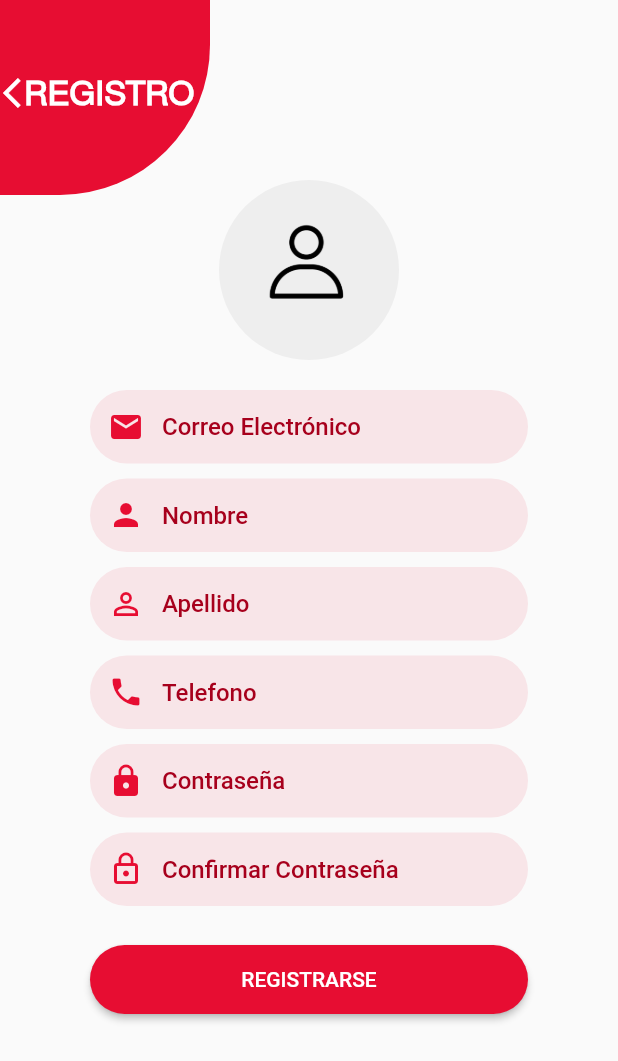
After one commit to Harold21Mtz/programacion_dispositivos_moviles, a Flutter app: the screen it shows after launch, after a tap on "Registrate", on a phone screen of 412 x 824 dp. The commit adds this screen. Shown: the top 1061 px of the screen. Run offline on Flutter 3.47's test engine with Material 2 defaults, Android fonts, the phone set to English and light mode, and no system bars; our stand-ins replace lottie.

Commit message:
Clase 29/03/2023 falta implementar la base de datos

```diff
--- a/lib/main.dart
+++ b/lib/main.dart
@@ -1,7 +1,7 @@
 import 'package:flutter/material.dart';
 import 'package:delivery/src/utils/my_colors.dart';
 import 'package:delivery/src/login/login_page.dart';
-
+import 'package:delivery/src/register/register_page.dart';
 
 void main() {
   runApp(MyApp());
@@ -13,15 +13,19 @@ class MyApp extends StatefulWidget {
   @override
   _MyAppState createState() => _MyAppState();
 }
-class _MyAppState extends State<MyApp>{
+
+class _MyAppState extends State<MyApp> {
   @override
   Widget build(BuildContext context) {
     return MaterialApp(
       debugShowCheckedModeBanner: false,
       title: 'Delivery App Flutter',
       initialRoute: 'login',
-      routes: {'login': (BuildContext context) => LoginPage()},
-      theme: ThemeData(primaryColor:  MyColors.primaryColor),
+      routes: {
+        'login': (BuildContext context) => LoginPage(),
+        'register': (BuildContext context) => RegisterPage()
+      },
+      theme: ThemeData(primaryColor: MyColors.primaryColor),
     );
   }
 }
--- /dev/null
+++ b/lib/src/login/login_controller.dart
@@ -0,0 +1,23 @@
+import 'package:flutter/material.dart';
+
+class LoginController {
+  BuildContext? context;
+  TextEditingController emailController = new TextEditingController();
+  TextEditingController passwordController = new TextEditingController();
+
+  Future? init(BuildContext context) {
+    this.context = context;
+  }
+
+  void goToRegisterPage() {
+    Navigator.pushNamed(context!, 'register');
+  }
+
+  void login() {
+    String email = emailController.text.trim();
+    String password = passwordController.text.trim();
+
+    print('Email $email');
+    print('Password $password');
+  }
+}
--- a/lib/src/login/login_page.dart
+++ b/lib/src/login/login_page.dart
@@ -1,5 +1,7 @@
+import 'package:delivery/src/login/login_controller.dart';
 import 'package:delivery/src/utils/my_colors.dart';
 import 'package:flutter/material.dart';
+import 'package:flutter/scheduler.dart';
 import 'package:lottie/lottie.dart';
 
 class LoginPage extends StatefulWidget {
@@ -10,6 +12,15 @@ class LoginPage extends StatefulWidget {
 }
 
 class _LoginPageState extends State<LoginPage> {
+  LoginController _con = new LoginController();
+  @override
+  void initState() {
+    super.initState();
+    SchedulerBinding.instance!.addPersistentFrameCallback((timeStamp) {
+      _con.init(context);
+    });
+  }
+
   @override
   Widget build(BuildContext context) {
     return Scaffold(
@@ -61,6 +72,8 @@ class _LoginPageState extends State<LoginPage> {
           color: MyColors.primaryOpacityColor,
           borderRadius: BorderRadius.circular(30)),
       child: TextField(
+        controller: _con.emailController,
+        keyboardType: TextInputType.emailAddress,
         decoration: InputDecoration(
             hintText: 'Correo Electrónico',
             hintStyle: TextStyle(color: MyColors.primaryColorDark),
@@ -81,6 +94,8 @@ class _LoginPageState extends State<LoginPage> {
           color: MyColors.primaryOpacityColor,
           borderRadius: BorderRadius.circular(30)),
       child: TextField(
+        obscureText: true,
+        controller: _con.passwordController,
         decoration: InputDecoration(
             hintText: 'Contraseña',
             hintStyle: TextStyle(color: MyColors.primaryColorDark),
@@ -99,7 +114,7 @@ class _LoginPageState extends State<LoginPage> {
       width: double.infinity,
       margin: EdgeInsets.symmetric(horizontal: 60, vertical: 20),
       child: ElevatedButton(
-        onPressed: () {},
+        onPressed: _con.login,
         child: Text('INGRESAR'),
         style: ElevatedButton.styleFrom(
             backgroundColor: MyColors.primaryColor,
@@ -118,13 +133,16 @@ class _LoginPageState extends State<LoginPage> {
           'No tienes Cuenta',
           style: TextStyle(color: MyColors.primaryColor),
         ),
-        const SizedBox(
-          width: 15,
+        SizedBox(
+          width: 10,
         ),
-        Text(
-          'Registrate',
-          style: TextStyle(
-              color: MyColors.primaryColor, fontWeight: FontWeight.bold),
+        GestureDetector(
+          onTap: _con.goToRegisterPage,
+          child: Text(
+            'Registrate',
+            style: TextStyle(
+                color: MyColors.primaryColor, fontWeight: FontWeight.bold),
+          ),
         )
       ],
     );
--- /dev/null
+++ b/lib/src/register/register_controller.dart
@@ -0,0 +1,31 @@
+import 'package:flutter/material.dart';
+
+class RegisterController {
+  BuildContext? context;
+  TextEditingController emailController = new TextEditingController();
+  TextEditingController nameController = new TextEditingController();
+  TextEditingController lastNameController = new TextEditingController();
+  TextEditingController phoneController = new TextEditingController();
+  TextEditingController passController = new TextEditingController();
+  TextEditingController confirmPassController = new TextEditingController();
+
+  Future? init(BuildContext context) {
+    this.context = context;
+  }
+
+  void register() {
+    String email = emailController.text.trim();
+    String name = nameController.text;
+    String lastName = lastNameController.text;
+    String phone = phoneController.text.trim();
+    String pass = passController.text.trim();
+    String confirmPass = confirmPassController.text.trim();
+
+    print(email);
+    print(name);
+    print(lastName);
+    print(phone);
+    print(pass);
+    print(confirmPass);
+  }
+}
--- /dev/null
+++ b/lib/src/register/register_page.dart
@@ -0,0 +1,244 @@
+import 'package:flutter/material.dart';
+import 'package:delivery/src/utils/my_colors.dart';
+import 'package:delivery/src/register/register_controller.dart';
+import 'package:flutter/scheduler.dart';
+
+class RegisterPage extends StatefulWidget {
+  RegisterPage({Key? key}) : super(key: key);
+  @override
+  _RegisterPageState createState() => _RegisterPageState();
+}
+
+class _RegisterPageState extends State<RegisterPage> {
+  RegisterController _con = new RegisterController();
+  @override
+  Widget build(BuildContext context) {
+    return Scaffold(
+      body: Container(
+        width: double.infinity,
+        child: Stack(
+          children: [
+            Positioned(
+              child: _circleRegister(),
+              top: -110,
+              left: -100,
+            ),
+            Positioned(
+              child: _textRegister(),
+              top: 52,
+              left: 16,
+            ),
+            Positioned(
+              child: _iconBack(),
+              top: 38,
+              left: -10,
+            ),
+            Container(
+              width: double.infinity,
+              margin: EdgeInsets.only(top: 120),
+              child: SingleChildScrollView(
+                child: Column(
+                  children: [
+                    _imageUser(),
+                    SizedBox(height: 15),
+                    _textFieldEmail(),
+                    _textFieldName(),
+                    _textFieldLastName(),
+                    _textFieldPhone(),
+                    _textFieldPassword(),
+                    _textFieldConfirmPassword(),
+                    _buttonRegister()
+                  ],
+                ),
+              ),
+            )
+          ],
+        ),
+      ),
+    );
+  }
+
+  Widget _imageUser() {
+    return CircleAvatar(
+      backgroundImage: AssetImage('assets/img/user_profile_2.png'),
+      radius: 60,
+      backgroundColor: Colors.grey[200],
+    );
+  }
+
+  Widget _circleRegister() {
+    return Container(
+        width: 240,
+        height: 240,
+        decoration: BoxDecoration(
+            borderRadius: BorderRadius.circular(100),
+            color: MyColors.primaryColor));
+  }
+
+  Widget _textFieldEmail() {
+    return Container(
+      margin: const EdgeInsets.symmetric(horizontal: 60, vertical: 5),
+      decoration: BoxDecoration(
+          color: MyColors.primaryOpacityColor,
+          borderRadius: BorderRadius.circular(30)),
+      child: TextField(
+        keyboardType: TextInputType.emailAddress,
+        controller: _con.emailController,
+        decoration: InputDecoration(
+            hintText: 'Correo Electrónico',
+            hintStyle: TextStyle(color: MyColors.primaryColorDark),
+            border: InputBorder.none,
+            contentPadding: EdgeInsets.all(15),
+            prefixIcon: Icon(
+              Icons.email,
+              color: MyColors.primaryColor,
+            )),
+      ),
+    );
+  }
+
+  Widget _textFieldName() {
+    return Container(
+      margin: const EdgeInsets.symmetric(horizontal: 60, vertical: 5),
+      decoration: BoxDecoration(
+          color: MyColors.primaryOpacityColor,
+          borderRadius: BorderRadius.circular(30)),
+      child: TextField(
+        controller: _con.nameController,
+        decoration: InputDecoration(
+            hintText: 'Nombre',
+            hintStyle: TextStyle(color: MyColors.primaryColorDark),
+            border: InputBorder.none,
+            contentPadding: EdgeInsets.all(15),
+            prefixIcon: Icon(
+              Icons.person,
+              color: MyColors.primaryColor,
+            )),
+      ),
+    );
+  }
+
+  Widget _textFieldLastName() {
+    return Container(
+      margin: const EdgeInsets.symmetric(horizontal: 60, vertical: 5),
+      decoration: BoxDecoration(
+          color: MyColors.primaryOpacityColor,
+          borderRadius: BorderRadius.circular(30)),
+      child: TextField(
+        controller: _con.lastNameController,
+        decoration: InputDecoration(
+            hintText: 'Apellido',
+            hintStyle: TextStyle(color: MyColors.primaryColorDark),
+            border: InputBorder.none,
+            contentPadding: EdgeInsets.all(15),
+            prefixIcon: Icon(
+              Icons.person_outline,
+              color: MyColors.primaryColor,
+            )),
+      ),
+    );
+  }
+
+  Widget _textFieldPhone() {
+    return Container(
+      margin: const EdgeInsets.symmetric(horizontal: 60, vertical: 5),
+      decoration: BoxDecoration(
+          color: MyColors.primaryOpacityColor,
+          borderRadius: BorderRadius.circular(30)),
+      child: TextField(
+        keyboardType: TextInputType.phone,
+        controller: _con.phoneController,
+        decoration: InputDecoration(
+            hintText: 'Telefono',
+            hintStyle: TextStyle(color: MyColors.primaryColorDark),
+            border: InputBorder.none,
+            contentPadding: EdgeInsets.all(15),
+            prefixIcon: Icon(
+              Icons.phone,
+              color: MyColors.primaryColor,
+            )),
+      ),
+    );
+  }
+
+  Widget _textFieldPassword() {
+    return Container(
+      margin: const EdgeInsets.symmetric(horizontal: 60, vertical: 5),
+      decoration: BoxDecoration(
+          color: MyColors.primaryOpacityColor,
+          borderRadius: BorderRadius.circular(30)),
+      child: TextField(
+        obscureText: true,
+        controller: _con.passController,
+        decoration: InputDecoration(
+            hintText: 'Contraseña',
+            hintStyle: TextStyle(color: MyColors.primaryColorDark),
+            border: InputBorder.none,
+            contentPadding: EdgeInsets.all(15),
+            prefixIcon: Icon(
+              Icons.lock,
+              color: MyColors.primaryColor,
+            )),
+      ),
+    );
+  }
+
+  Widget _textFieldConfirmPassword() {
+    return Container(
+      margin: const EdgeInsets.symmetric(horizontal: 60, vertical: 5),
+      decoration: BoxDecoration(
+          color: MyColors.primaryOpacityColor,
+          borderRadius: BorderRadius.circular(30)),
+      child: TextField(
+        obscureText: true,
+        controller: _con.confirmPassController,
+        decoration: InputDecoration(
+            hintText: 'Confirmar Contraseña',
+            hintStyle: TextStyle(color: MyColors.primaryColorDark),
+            border: InputBorder.none,
+            contentPadding: EdgeInsets.all(15),
+            prefixIcon: Icon(
+              Icons.lock_outline,
+              color: MyColors.primaryColor,
+            )),
+      ),
+    );
+  }
+
+  Widget _buttonRegister() {
+    return Container(
+      width: double.infinity,
+      margin: EdgeInsets.symmetric(horizontal: 60, vertical: 20),
+      child: ElevatedButton(
+        onPressed: _con.register,
+        child: Text('REGISTRARSE'),
+        style: ElevatedButton.styleFrom(
+            backgroundColor: MyColors.primaryColor,
+            shape:
+                RoundedRectangleBorder(borderRadius: BorderRadius.circular(30)),
+            padding: const EdgeInsets.symmetric(vertical: 15)),
+      ),
+    );
+  }
+
+  Widget _iconBack() {
+    return IconButton(
+        onPressed: () {},
+        icon: Icon(
+          Icons.arrow_back_ios,
+          color: Colors.white,
+        ));
+  }
+
+  Widget _textRegister() {
+    return Text(
+      'REGISTRO',
+      style: TextStyle(
+        color: Colors.white,
+        fontWeight: FontWeight.bold,
+        fontSize: 22,
+        fontFamily: 'NimbusSans',
+      ),
+    );
+  }
+}
```
Also changed, not shown: pubspec.lock.
